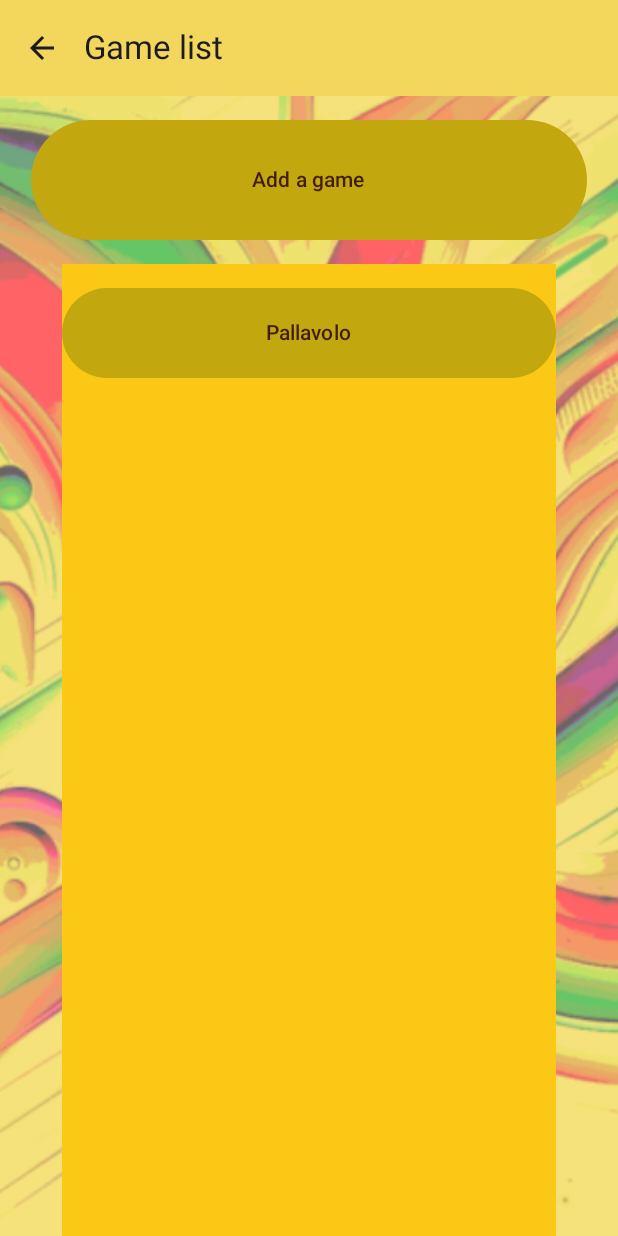
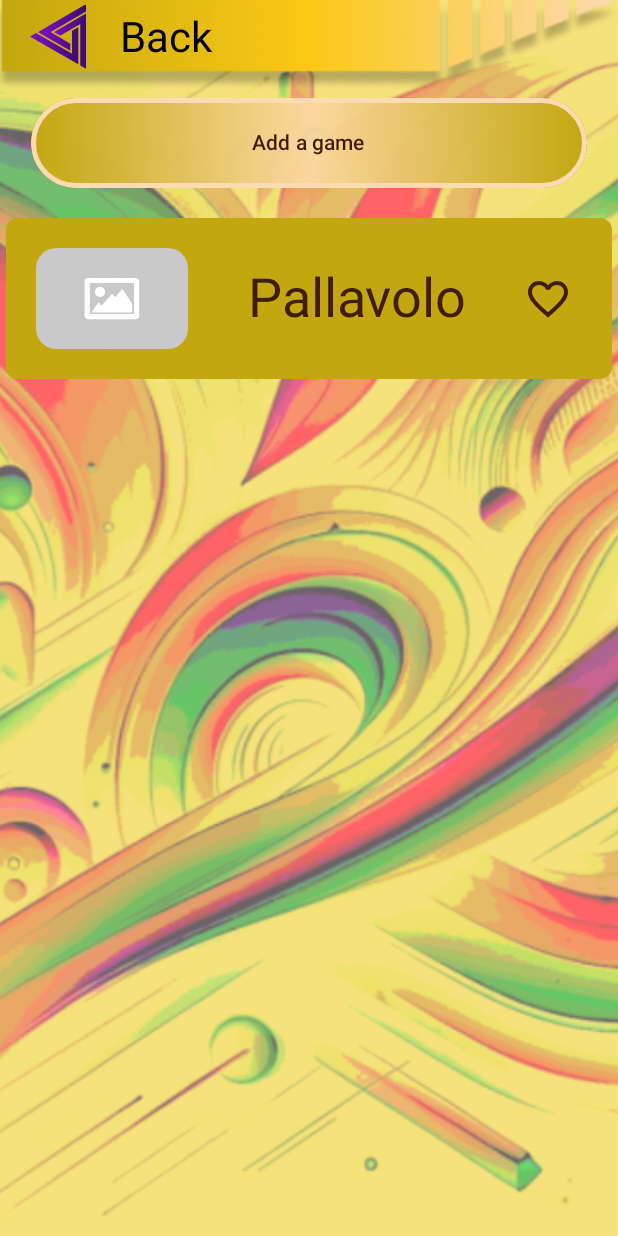
Before and after one commit to xAle24/TournaMake, an Android app built with Jetpack Compose: the GamesListScreen screen opened through its navigation route, on a phone screen of 412 x 824 dp. Run offline under Robolectric (Android 15) with nearby library versions, the phone set to English and light mode, and no system bars; our stand-ins replace Room's generated code, livedata-compose.

Commit message:
style: refactor of game list screen

```diff
--- a/app/src/main/java/com/example/tournaMake/activities/GamesList.kt
+++ b/app/src/main/java/com/example/tournaMake/activities/GamesList.kt
@@ -31,3 +31,23 @@ fun addGame(game: Game, owner: LifecycleOwner) {
         }
     }
 }
+fun addGameToFavorites(gameID: String, owner: LifecycleOwner) {
+    val db = inject<AppDatabase>(AppDatabase::class.java)
+    owner.lifecycleScope.launch(Dispatchers.IO) {
+        try {
+            db.value.gameDao().setGameFavorites(gameID)
+        } catch (e: Exception) {
+            e.printStackTrace()
+        }
+    }
+}
+fun removeGameFromFavorites(gameID: String, owner: LifecycleOwner) {
+    val db = inject<AppDatabase>(AppDatabase::class.java)
+    owner.lifecycleScope.launch(Dispatchers.IO) {
+        try {
+            db.value.gameDao().removeGameFavorites(gameID)
+        } catch (e: Exception) {
+            e.printStackTrace()
+        }
+    }
+}
--- a/app/src/main/java/com/example/tournaMake/sampledata/Dao.kt
+++ b/app/src/main/java/com/example/tournaMake/sampledata/Dao.kt
@@ -69,7 +69,10 @@ interface GameDao {
 
     @Query("SELECT * FROM GAME WHERE gameID = :gameID")
     fun getGameFromID(gameID: String): Game
-
+    @Query("""UPDATE GAME SET favorites = 1 WHERE gameID = :gameID""")
+    fun setGameFavorites(gameID: String)
+    @Query("""UPDATE GAME SET favorites = 0 WHERE gameID = :gameID""")
+    fun removeGameFavorites(gameID: String)
     @Insert
     fun insertAll(vararg games: Game)
 
--- a/app/src/main/java/com/example/tournaMake/ui/screens/match/MatchListScreen.kt
+++ b/app/src/main/java/com/example/tournaMake/ui/screens/match/MatchListScreen.kt
@@ -148,7 +148,6 @@ fun CreateMatchButton(
     Button(
         onClick = onClick,
         modifier = modifier
-            .padding(0.dp, 40.dp, 0.dp, 4.dp)
             .clip(RoundedCornerShape(30.dp))
             .height(60.dp)
             .fillMaxWidth(0.6f)
@@ -186,7 +185,6 @@ fun FilterButton(
     Button(
         onClick = onClick,
         modifier = modifier
-            .padding(0.dp, 40.dp, 0.dp, 4.dp)
             .fillMaxWidth(0.55f)
             .clip(RoundedCornerShape(30.dp))
             .height(60.dp)
--- a/app/src/main/java/com/example/tournaMake/ui/screens/menu/GamesListScreen.kt
+++ b/app/src/main/java/com/example/tournaMake/ui/screens/menu/GamesListScreen.kt
@@ -1,27 +1,37 @@
 package com.example.tournaMake.ui.screens.menu
 
+import androidx.compose.foundation.BorderStroke
+import androidx.compose.foundation.Image
 import androidx.compose.foundation.background
+import androidx.compose.foundation.clickable
 import androidx.compose.foundation.layout.Arrangement
 import androidx.compose.foundation.layout.Column
+import androidx.compose.foundation.layout.Row
 import androidx.compose.foundation.layout.Spacer
 import androidx.compose.foundation.layout.fillMaxHeight
 import androidx.compose.foundation.layout.fillMaxSize
 import androidx.compose.foundation.layout.fillMaxWidth
 import androidx.compose.foundation.layout.height
+import androidx.compose.foundation.layout.padding
+import androidx.compose.foundation.layout.size
 import androidx.compose.foundation.lazy.LazyColumn
 import androidx.compose.foundation.lazy.items
+import androidx.compose.foundation.shape.RoundedCornerShape
 import androidx.compose.foundation.text.KeyboardOptions
 import androidx.compose.material.icons.Icons
-import androidx.compose.material.icons.automirrored.filled.ArrowBack
+import androidx.compose.material.icons.filled.Favorite
+import androidx.compose.material.icons.filled.FavoriteBorder
 import androidx.compose.material3.AlertDialog
 import androidx.compose.material3.Button
-import androidx.compose.material3.ExperimentalMaterial3Api
+import androidx.compose.material3.ButtonDefaults
+import androidx.compose.material3.Card
+import androidx.compose.material3.CardColors
+import androidx.compose.material3.CardDefaults
 import androidx.compose.material3.Icon
 import androidx.compose.material3.IconButton
 import androidx.compose.material3.MaterialTheme
 import androidx.compose.material3.OutlinedTextField
 import androidx.compose.material3.Text
-import androidx.compose.material3.TopAppBar
 import androidx.compose.runtime.Composable
 import androidx.compose.runtime.getValue
 import androidx.compose.runtime.livedata.observeAsState
@@ -30,22 +40,28 @@ import androidx.compose.runtime.remember
 import androidx.compose.runtime.setValue
 import androidx.compose.ui.Alignment
 import androidx.compose.ui.Modifier
+import androidx.compose.ui.draw.clip
+import androidx.compose.ui.graphics.Color
+import androidx.compose.ui.res.painterResource
 import androidx.compose.ui.text.input.KeyboardType
 import androidx.compose.ui.unit.dp
 import androidx.lifecycle.LifecycleOwner
 import androidx.lifecycle.compose.collectAsStateWithLifecycle
 import androidx.navigation.NavController
+import com.example.tournaMake.R
 import com.example.tournaMake.activities.addGame
+import com.example.tournaMake.activities.addGameToFavorites
 import com.example.tournaMake.activities.fetchAndUpdateGameList
 import com.example.tournaMake.activities.navgraph.NavigationRoute
+import com.example.tournaMake.activities.removeGameFromFavorites
 import com.example.tournaMake.data.models.GamesListViewModel
 import com.example.tournaMake.data.models.ThemeViewModel
 import com.example.tournaMake.sampledata.Game
-import com.example.tournaMake.ui.screens.common.BasicScreenWithTheme
+import com.example.tournaMake.ui.screens.common.BasicScreenWithAppBars
+import com.example.tournaMake.ui.theme.getThemeColors
 import org.koin.androidx.compose.koinViewModel
 import java.util.UUID
 
-@OptIn(ExperimentalMaterial3Api::class)
 @Composable
 fun GamesListScreen(
     navController: NavController,
@@ -53,32 +69,35 @@ fun GamesListScreen(
 ) {
     val themeViewModel = koinViewModel<ThemeViewModel>()
     val state by themeViewModel.state.collectAsStateWithLifecycle()
+    val colorConstants = getThemeColors(themeState = state)
     // View Model of profile list
     val gamesListViewModel = koinViewModel<GamesListViewModel>()
     fetchAndUpdateGameList(gamesListViewModel, owner)
     val gameList = gamesListViewModel.gamesListLiveData.observeAsState()
     var showDialog by remember { mutableStateOf(false) }
 
-    BasicScreenWithTheme(state = state) {
+    BasicScreenWithAppBars(
+        state = state,
+        backFunction = { navController.navigate(NavigationRoute.MenuScreen.route) },
+        showTopBar = true,
+        showBottomBar = false
+    ) {
         Column(
             modifier = Modifier.fillMaxSize(),
             verticalArrangement = Arrangement.Top,
             horizontalAlignment = Alignment.CenterHorizontally
         ) {
-            TopAppBar(
-                navigationIcon = {
-                    IconButton(onClick = { navController.navigate(NavigationRoute.MenuScreen.route) }) {
-                        Icon(Icons.AutoMirrored.Filled.ArrowBack, contentDescription = null)
-                    }
-                },
-                title = { Text(text = "Game list") }
-            )
-            Spacer(modifier = Modifier.height(16.dp))
             Button(
                 onClick = { showDialog = true },
                 modifier = Modifier
+                    .clip(RoundedCornerShape(30.dp))
+                    .height(60.dp)
                     .fillMaxWidth(0.9f)
-                    .height(80.dp)
+                    .background(colorConstants.getButtonBackground()),
+                colors = ButtonDefaults.buttonColors(
+                    containerColor = Color.Transparent
+                ),
+                border = BorderStroke(3.dp, MaterialTheme.colorScheme.tertiary)
             ) {
                 Text("Add a game")
             }
@@ -86,19 +105,10 @@ fun GamesListScreen(
             LazyColumn(
                 modifier = Modifier
                     .fillMaxHeight(1f)
-                    .background(MaterialTheme.colorScheme.secondary)
             ) {
                 if (gameList.value != null) {
                     items(gameList.value!!) { item ->
-                        Spacer(modifier = Modifier.height(16.dp))
-                        Button(
-                            onClick = { /* Do something when button is clicked */ },
-                            modifier = Modifier
-                                .fillMaxWidth(0.8f)
-                                .height(60.dp)
-                        ) {
-                            Text(item.name)
-                        }
+                        GameCard(game = item, navController = navController, owner = owner)
                     }
                 }
             }
@@ -172,3 +182,65 @@ fun GamesListScreen(
         }
     }
 }
+@Composable
+fun GameCard(
+    game: Game,
+    navController: NavController,
+    owner: LifecycleOwner
+) {
+    var isFavorite by remember { mutableStateOf(game.favorites == 1) }
+    Card(
+        shape = RoundedCornerShape(8.dp),
+        elevation = CardDefaults.cardElevation(),
+        modifier = Modifier
+            .fillMaxWidth()
+            .padding(4.dp)
+            .clickable { /*TODO: create screen for details of game*/ },
+        colors = CardColors(
+            containerColor = MaterialTheme.colorScheme.primary,
+            contentColor = MaterialTheme.colorScheme.onPrimary,
+            disabledContainerColor = MaterialTheme.colorScheme.errorContainer,
+            disabledContentColor = MaterialTheme.colorScheme.error
+        )
+    ) {
+        Row(
+            modifier = Modifier.fillMaxWidth(),
+            horizontalArrangement = Arrangement.SpaceBetween,
+            verticalAlignment = Alignment.CenterVertically
+        ) {
+            Image(
+                painter = painterResource(id = R.drawable.no_game_picture),
+                contentDescription = "Appropriate game image",
+                modifier = Modifier
+                    .fillMaxWidth(0.35f)
+                    .padding(20.dp, 20.dp)
+                    .clip(RoundedCornerShape(20))
+            )
+            Text(
+                game.name,
+                modifier = Modifier.padding(0.dp, 10.dp),
+                style = MaterialTheme.typography.displaySmall
+            )
+            IconButton(
+                onClick = {
+                    isFavorite = if (!isFavorite) {
+                        addGameToFavorites(game.gameID, owner)
+                        true
+                    } else {
+                        removeGameFromFavorites(game.gameID, owner)
+                        false
+                    }
+                },
+                modifier = Modifier.size(78.dp) // Adjust the size as needed
+            ) {
+                Icon(
+                    imageVector = if (isFavorite) Icons.Filled.Favorite else Icons.Filled.FavoriteBorder,
+                    contentDescription = null,
+                    modifier = Modifier
+                        .size(40.dp)
+                        .padding(end = 8.dp)
+                )
+            }
+        }
+    }
+}
```
